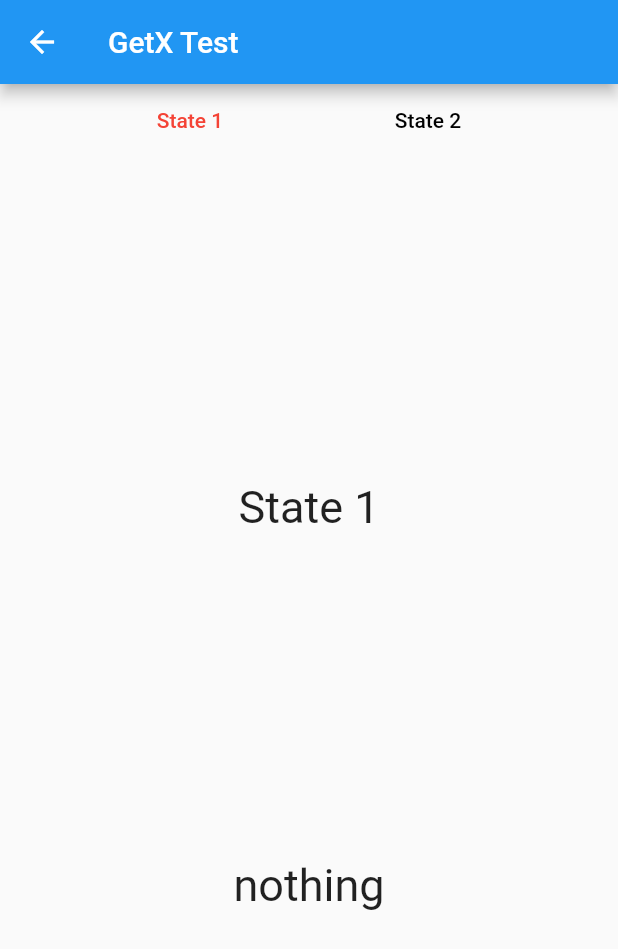
After one commit to jsk9106/Flutter_Practice, a Flutter app: the GetXTestScreen screen opened by its route, on a phone screen of 412 x 824 dp. The commit adds this screen. Shown: the top 949 px of the screen. Run offline on Flutter 3.47's test engine with Material 2 defaults, Android fonts, the phone set to English and light mode, and no system bars; our stand-ins replace get; missing offline and left inert: hexagon.

Commit message:
version 0.9 Obx Test

```diff
--- a/lib/app.dart
+++ b/lib/app.dart
@@ -33,6 +33,10 @@ const List<Map<String, String>> listData = [
     'title': 'Blur Effect',
     'page': '/Blur',
   },
+  {
+    'title': 'GetX Test',
+    'page': '/GetXTest',
+  },
 ];
 
 class App extends StatelessWidget {
--- /dev/null
+++ b/lib/getx_test/controller/getx_test_controller.dart
@@ -0,0 +1,9 @@
+import 'package:get/get.dart';
+
+class GetXTestController extends GetxController{
+  RxInt state = 0.obs;
+
+  void setState(int value){
+    state(value);
+  }
+}
--- /dev/null
+++ b/lib/getx_test/getx_text_screen.dart
@@ -0,0 +1,64 @@
+import 'package:flutter/material.dart';
+import 'package:flutter_practice/getx_test/controller/getx_test_controller.dart';
+import 'package:get/get.dart';
+
+class GetXTestScreen extends StatelessWidget {
+  final controller = Get.put(GetXTestController());
+
+  @override
+  Widget build(BuildContext context) {
+    return Scaffold(
+      appBar: AppBar(
+        title: Text('GetX Test'),
+      ),
+      body: Obx(
+        () => Column(
+          children: [
+            Row(
+              mainAxisAlignment: MainAxisAlignment.spaceEvenly,
+              children: [
+                TextButton(
+                  onPressed: () => controller.setState(0),
+                  child: Text(
+                    'State 1',
+                    style: TextStyle(
+                      color: controller.state.value == 0
+                          ? Colors.red
+                          : Colors.black,
+                    ),
+                  ),
+                ),
+                TextButton(
+                  onPressed: () => controller.setState(1),
+                  child: Text(
+                    'State 2',
+                    style: TextStyle(
+                      color: controller.state.value == 1
+                          ? Colors.red
+                          : Colors.black,
+                    ),
+                  ),
+                ),
+              ],
+            ),
+            Expanded(
+              child: Column(
+                mainAxisAlignment: MainAxisAlignment.spaceEvenly,
+                children: [
+                  Obx(() => Text(
+                        controller.state.value == 0 ? 'State 1' : 'State 2',
+                        style: TextStyle(fontSize: 30),
+                      )),
+                  Text(
+                    'nothing',
+                    style: TextStyle(fontSize: 30),
+                  ),
+                ],
+              ),
+            ),
+          ],
+        ),
+      ),
+    );
+  }
+}
--- a/lib/main.dart
+++ b/lib/main.dart
@@ -2,6 +2,7 @@ import 'package:flutter/material.dart';
 import 'package:flutter_practice/blur/blur_screen.dart';
 import 'package:flutter_practice/constatns.dart';
 import 'package:flutter_practice/drop_down/drop_down.dart';
+import 'package:flutter_practice/getx_test/getx_text_screen.dart';
 import 'package:flutter_practice/inner_shadow/inner_shadow_screen.dart';
 import 'package:flutter_practice/page_view/page_view.dart';
 import 'package:flutter_practice/provider_test/Provider_test.dart';
@@ -47,6 +48,7 @@ class MyApp extends StatelessWidget {
           '/SheepsCommunity': (context) => SheepsCommunityScreen(),
           '/InnerShadow': (context) => InnerShadowScreen(),
           '/Blur': (context) => BlurScreen(),
+          '/GetXTest': (context) => GetXTestScreen(),
         },
       ),
     );
```
